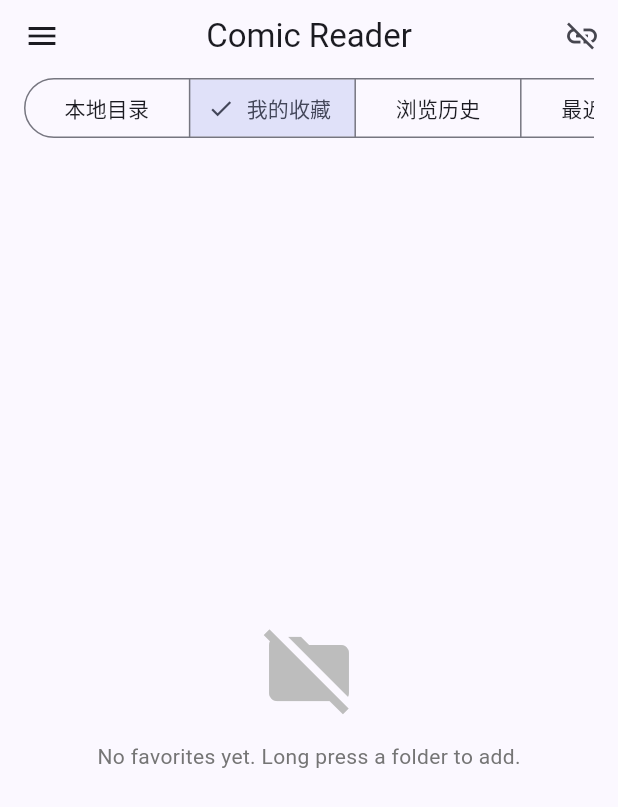
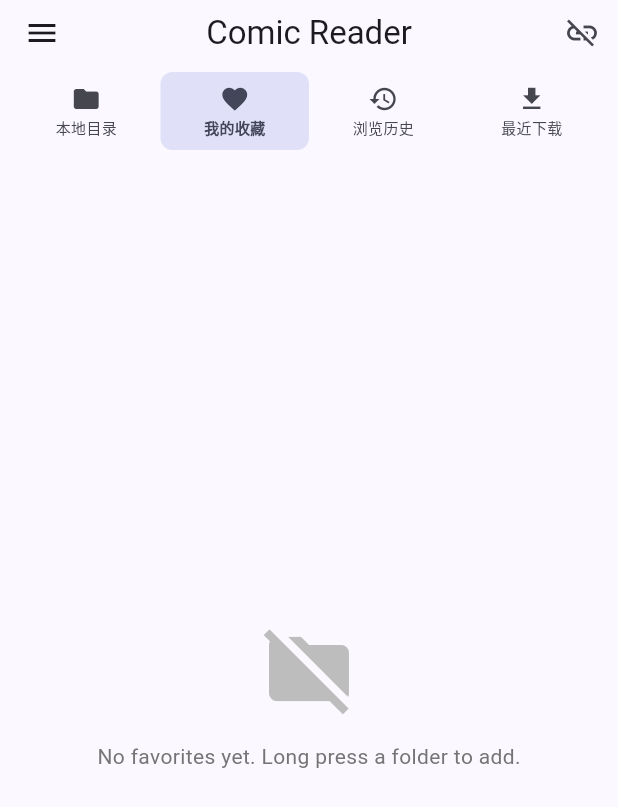
Before and after one commit to oyjjforever/comic-app, a Flutter app: the BookBrowserPage screen opened directly, on a phone screen of 412 x 824 dp. Shown: the top 807 px of the screen. Run offline on Flutter 3.47's test engine with Material 3 defaults, Android fonts, the phone set to English and light mode, and no system bars; our stand-ins replace cached_network_image, multicast_dns, permission_handler, photo_view; missing offline and left inert: network_info_plus.

Commit message:
feat: 优化交互

```diff
--- a/lib/features/browser/book_browser_page.dart
+++ b/lib/features/browser/book_browser_page.dart
@@ -122,38 +122,121 @@ class _BookBrowserPageState extends State<BookBrowserPage> {
   }
 
   Widget _buildViewModeTabs(AppState appState) {
+    final screenWidth = MediaQuery.of(context).size.width;
+    final isCompact = screenWidth < 600;
+
+    if (isCompact) {
+      // 小屏幕：只显示图标，等宽分布
+      return Container(
+        width: double.infinity,
+        padding: const EdgeInsets.symmetric(horizontal: 8, vertical: 4),
+        child: Row(
+          children: [
+            _buildCompactTab(
+              icon: Icons.folder,
+              label: '本地目录',
+              isSelected: appState.viewMode == ViewMode.folders,
+              onTap: () => appState.setViewMode(ViewMode.folders),
+            ),
+            _buildCompactTab(
+              icon: Icons.favorite,
+              label: '我的收藏',
+              isSelected: appState.viewMode == ViewMode.favorites,
+              onTap: () => appState.setViewMode(ViewMode.favorites),
+            ),
+            _buildCompactTab(
+              icon: Icons.history,
+              label: '浏览历史',
+              isSelected: appState.viewMode == ViewMode.history,
+              onTap: () => appState.setViewMode(ViewMode.history),
+            ),
+            _buildCompactTab(
+              icon: Icons.download,
+              label: '最近下载',
+              isSelected: appState.viewMode == ViewMode.downloads,
+              onTap: () => appState.setViewMode(ViewMode.downloads),
+            ),
+          ],
+        ),
+      );
+    }
+
+    // 大屏幕：显示图标+文字
     return Container(
       width: double.infinity,
       padding: const EdgeInsets.fromLTRB(16, 0, 16, 8),
-      child: SingleChildScrollView(
-        scrollDirection: Axis.horizontal,
       child: SegmentedButton<ViewMode>(
         segments: const [
           ButtonSegment<ViewMode>(
             value: ViewMode.folders,
             label: Text('本地目录'),
-              // icon: Icon(Icons.folder),
+            icon: Icon(Icons.folder),
           ),
           ButtonSegment<ViewMode>(
             value: ViewMode.favorites,
             label: Text('我的收藏'),
-              // icon: Icon(Icons.favorite),
+            icon: Icon(Icons.favorite),
           ),
           ButtonSegment<ViewMode>(
             value: ViewMode.history,
             label: Text('浏览历史'),
-              // icon: Icon(Icons.history),
+            icon: Icon(Icons.history),
           ),
           ButtonSegment<ViewMode>(
             value: ViewMode.downloads,
             label: Text('最近下载'),
-              // icon: Icon(Icons.download),
+            icon: Icon(Icons.download),
           ),
         ],
         selected: {appState.viewMode},
         onSelectionChanged: (mode) {
           appState.setViewMode(mode.first);
         },
+      ),
+    );
+  }
+
+  Widget _buildCompactTab({
+    required IconData icon,
+    required String label,
+    required bool isSelected,
+    required VoidCallback onTap,
+  }) {
+    return Expanded(
+      child: InkWell(
+        onTap: onTap,
+        borderRadius: BorderRadius.circular(8),
+        child: Container(
+          padding: const EdgeInsets.symmetric(vertical: 8),
+          decoration: BoxDecoration(
+            color: isSelected
+                ? Theme.of(context).colorScheme.secondaryContainer
+                : Colors.transparent,
+            borderRadius: BorderRadius.circular(8),
+          ),
+          child: Column(
+            mainAxisSize: MainAxisSize.min,
+            children: [
+              Icon(
+                icon,
+                size: 20,
+                color: isSelected
+                    ? Theme.of(context).colorScheme.onSecondaryContainer
+                    : Theme.of(context).colorScheme.onSurfaceVariant,
+              ),
+              const SizedBox(height: 2),
+              Text(
+                label,
+                style: TextStyle(
+                  fontSize: 10,
+                  color: isSelected
+                      ? Theme.of(context).colorScheme.onSecondaryContainer
+                      : Theme.of(context).colorScheme.onSurfaceVariant,
+                  fontWeight: isSelected ? FontWeight.w600 : FontWeight.normal,
+                ),
+              ),
+            ],
+          ),
         ),
       ),
     );
```
Also changed, not shown: lib/features/reader/comic_reader_page.dart (+78 -16 lines). Lines whose indentation alone changed are shown as unchanged.
